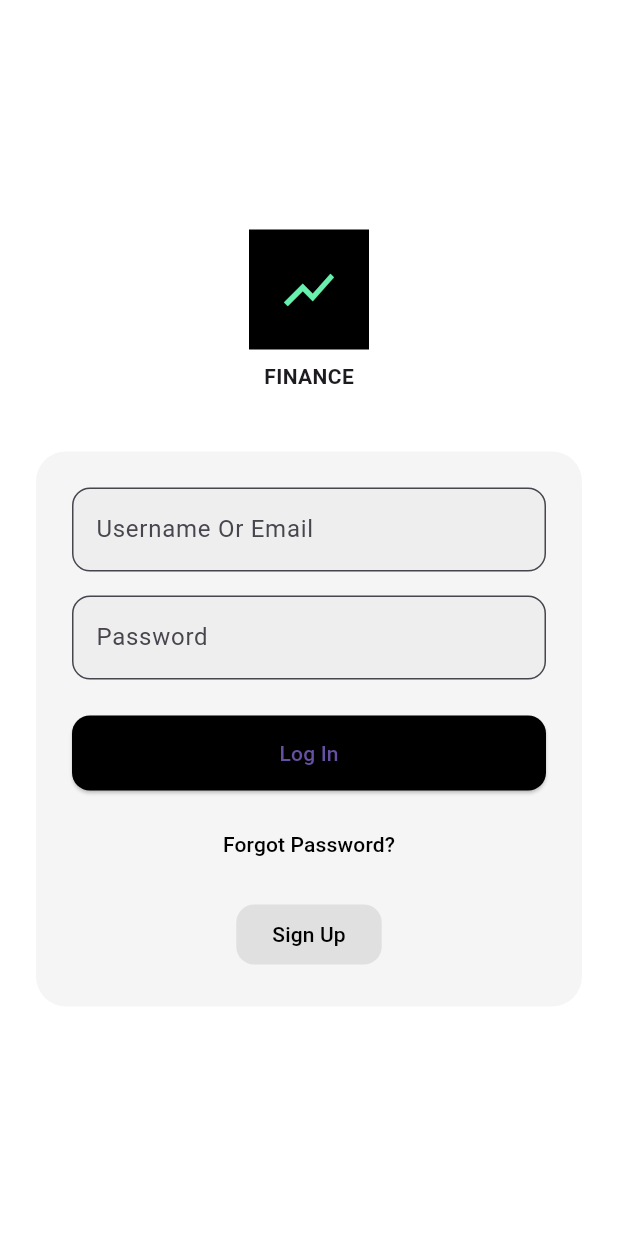
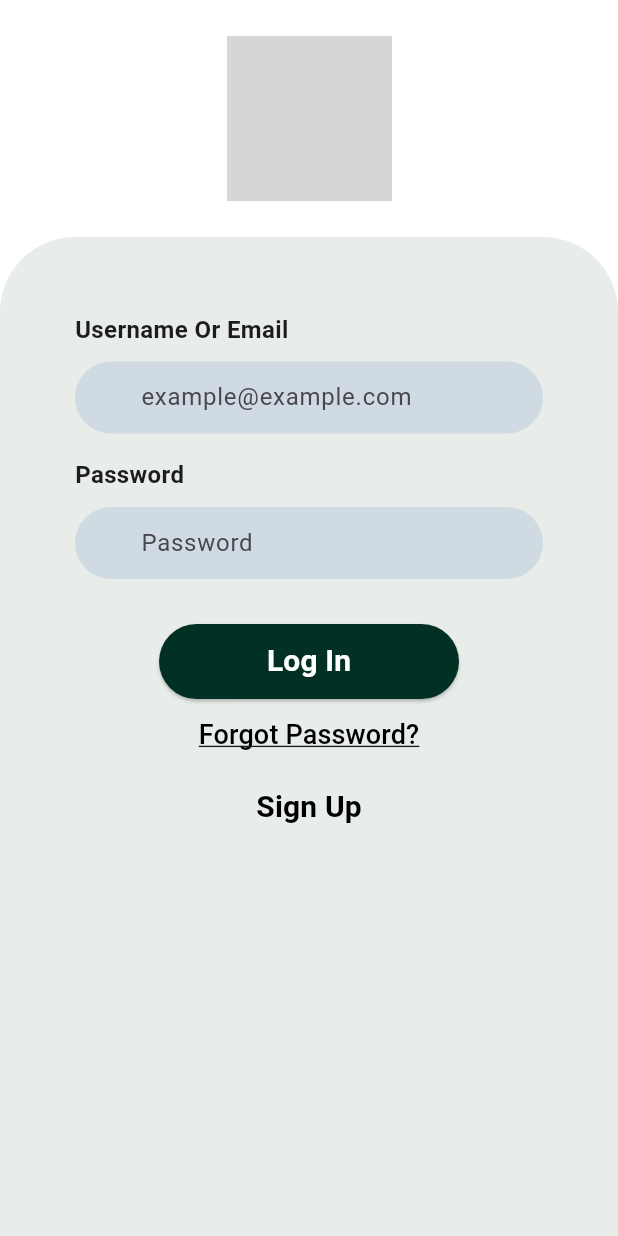
Before and after one commit to kat6767/expense_tracker, a Flutter app: the screen it shows after launch, on a phone screen of 412 x 824 dp. Run offline on Flutter 3.47's test engine with Material 3 defaults, Android fonts, the phone set to English and light mode, and no system bars; grey boxes are pictures that could not be loaded.

Commit message:
Corrección del commit

```diff
--- a/lib/main.dart
+++ b/lib/main.dart
@@ -1,4 +1,3 @@
-
 import 'package:flutter/material.dart';
 
 void main() {
@@ -24,108 +23,161 @@ class LoginScreen extends StatelessWidget {
   Widget build(BuildContext context) {
     return Scaffold(
       backgroundColor: Colors.white,
-      body: Center(
-        child: SingleChildScrollView(
-          padding: const EdgeInsets.symmetric(horizontal: 24),
+      body: SafeArea(
+        child: LayoutBuilder(
+          builder: (context, constraints) {
+            return SingleChildScrollView(
+              child: ConstrainedBox(
+                constraints: BoxConstraints(minHeight: constraints.maxHeight),
+                child: IntrinsicHeight(
                   child: Column(
-            mainAxisAlignment: MainAxisAlignment.center,
+                    crossAxisAlignment: CrossAxisAlignment.center,
                     children: [
-              Column(
+                      // Parte de arriba: el logo
+                      Padding(
+                        padding: const EdgeInsets.symmetric(vertical: 24),
+                        child: Column(
                           children: [
-
-                  // Ícono "Finance"
-                  Container(
-                    height: 80,
-                    width: 80,
-                    color: Colors.black,
-                    child: const Center(
-                      child: Icon(Icons.show_chart, color: Colors.greenAccent, size: 40),
-                    ),
-                  ),
-                  const SizedBox(height: 8),
-                  const Text(
-                    'FINANCE',
-                    style: TextStyle(fontWeight: FontWeight.bold),
+                            SizedBox(
+                              width: 110,
+                              height: 110,
+                              child: Image.asset("assets/logo_finance.png"),
                             ),
                           ],
                         ),
-              const SizedBox(height: 40),
+                      ),
 
-              // Caja con fields para Username y Password
-              Container(
-                padding: const EdgeInsets.all(24),
+                      // Parte de abajo: caja verde que contiene los demás elementos
+                      Expanded(
+                        child: Container(
+                          width: double.infinity,
+                          padding: const EdgeInsets.all(50),
                           decoration: BoxDecoration(
-                  color: Colors.grey[100],
-                  borderRadius: BorderRadius.circular(20),
+                            color: Color.fromRGBO(232, 237, 234, 1.0),
+                            borderRadius: const BorderRadius.only(
+                              topLeft: Radius.circular(50),
+                              topRight: Radius.circular(50),
+                            ),
                           ),
                           child: Column(
+                            crossAxisAlignment: CrossAxisAlignment.start,
                             children: [
+
+                              // Username label
+                              const Text(
+                                "Username Or Email",
+                                style: TextStyle(
+                                  fontWeight: FontWeight.bold,
+                                  fontSize: 16,
+                                ),
+                              ),
+                              const SizedBox(height: 10),
+
                               // Username Field
                               TextField(
                                 decoration: InputDecoration(
-                        hintText: 'example@example.com',
-                        labelText: 'Username Or Email',
-                        border: OutlineInputBorder(borderRadius: BorderRadius.circular(12)),
+                                  labelText: 'example@example.com',
+                                  border: OutlineInputBorder(
+                                    borderRadius: BorderRadius.circular(50),
+                                    borderSide: BorderSide.none,
+                                  ),
+                                  contentPadding: const EdgeInsets.symmetric(horizontal: 40),
                                   filled: true,
-                        fillColor: Colors.grey[200],
+                                  fillColor: Color.fromRGBO(207, 218, 226, 1.0),
                                 ),
                               ),
                               const SizedBox(height: 16),
 
-                    // Password field
+                              // Password label
+                              const Text(
+                                "Password",
+                                style: TextStyle(
+                                  fontWeight: FontWeight.bold,
+                                  fontSize: 16,
+                                ),
+                              ),
+                              const SizedBox(height: 10),
+
+                              // Password Field
                               TextField(
                                 obscureText: true,
                                 decoration: InputDecoration(
                                   labelText: 'Password',
-                        border: OutlineInputBorder(borderRadius: BorderRadius.circular(12)),
+                                  border: OutlineInputBorder(
+                                    borderRadius: BorderRadius.circular(50),
+                                    borderSide: BorderSide.none,
+                                  ),
+                                  contentPadding: const EdgeInsets.symmetric(horizontal: 40),
                                   filled: true,
-                        fillColor: Colors.grey[200],
+                                  fillColor: Color.fromRGBO(207, 218, 226, 1.0),
                                 ),
                               ),
-                    const SizedBox(height: 24),
+                              const SizedBox(height: 30),
 
-                    // Caja para el botón Log In
+                              Center(
+                                child: Column(
+                                  children: [
+
+                                    // Botón "Log in"
                                     SizedBox(
-                      width: double.infinity,
+                                      width: 200,
                                       height: 50,
                                       child: ElevatedButton(
                                         onPressed: () {
                                           Navigator.of(context).push(
-                            MaterialPageRoute(builder: (context) => const HomeScreen()),
+                                            MaterialPageRoute(
+                                              builder: (context) => const HomeScreen(),
+                                            ),
                                           );
                                         },
                                         style: ElevatedButton.styleFrom(
-                          backgroundColor: Colors.black,
+                                          backgroundColor: Color.fromRGBO(2, 48, 36, 1.0),
+                                          shape: RoundedRectangleBorder(
+                                            borderRadius: BorderRadius.circular(50),
+                                          ),
+                                        ),
+                                        child: const Text(
+                                          'Log In',
+                                          style: TextStyle(
+                                            fontWeight: FontWeight.bold,
+                                            fontSize: 20,
+                                            color: Colors.white,
+                                          ),
+                                        ),
+                                      ),
+                                    ),
+
+                                    // Botón "Forgot Password"
+                                    TextButton(
+                                      onPressed: () {},
+                                      child: const Text(
+                                        'Forgot Password?',
+                                        style: TextStyle(
+                                          color: Colors.black,
+                                          fontSize: 18,
+                                          decoration: TextDecoration.underline,
+                                        ),
+                                      ),
+                                    ),
+
+                                    // Botón "Sign Up "
+                                    OutlinedButton(
+                                      onPressed: () {},
+                                      style: OutlinedButton.styleFrom(
+                                        side: const BorderSide(color: Colors.transparent),
+                                        backgroundColor: Color.fromRGBO(232, 237, 234, 1.0),
                                         shape: RoundedRectangleBorder(
                                           borderRadius: BorderRadius.circular(12),
                                         ),
                                       ),
-                        child: const Text('Log In'),
+                                      child: const Text(
+                                        'Sign Up',
+                                        style: TextStyle(
+                                          color: Colors.black,
+                                          fontSize: 20,
+                                          fontWeight: FontWeight.bold,
                                         ),
                                       ),
-                    const SizedBox(height: 12),
-
-                    // Botón "Forgot Password?"
-                    TextButton(
-                      onPressed: () {},
-                      child: const Text(
-                        'Forgot Password?',
-                        style: TextStyle(color: Colors.black),
-                      ),
-                    ),
-                    const SizedBox(height: 12),
-
-                    // Botón "Sign Up"
-                    OutlinedButton(
-                      onPressed: () {},
-                      style: OutlinedButton.styleFrom(
-                        side: const BorderSide(color: Colors.transparent),
-                        backgroundColor: Colors.grey[300],
-                        shape: RoundedRectangleBorder(
-                          borderRadius: BorderRadius.circular(12),
-                        ),
-                      ),
-                      child: const Text('Sign Up', style: TextStyle(color: Colors.black)),
                                     ),
                                   ],
                                 ),
@@ -134,11 +186,18 @@ class LoginScreen extends StatelessWidget {
                           ),
                         ),
                       ),
+                    ],
+                  ),
+                ),
+              ),
+            );
+          },
+        ),
+      ),
     );
   }
 }
 
-// Página de inicio de sesión
 class HomeScreen extends StatelessWidget {
   const HomeScreen({super.key});
 
--- a/pubspec.yaml
+++ b/pubspec.yaml
@@ -58,9 +58,8 @@ flutter:
   uses-material-design: true
 
   # To add assets to your application, add an assets section, like this:
-  # assets:
-  #   - images/a_dot_burr.jpeg
-  #   - images/a_dot_ham.jpeg
+  assets:
+    - assets\logo_finance.png
 
   # An image asset can refer to one or more resolution-specific "variants", see
   # https://flutter.dev/to/resolution-aware-images
```
Also changed, not shown: assets/logo_finance.png (added). Lines whose indentation alone changed are shown as unchanged.
